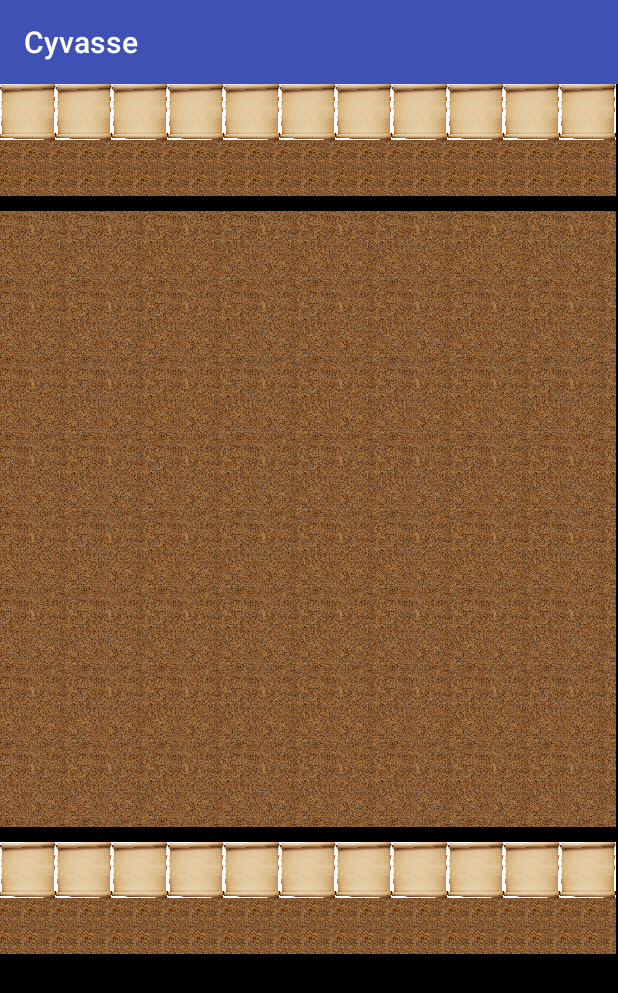
After one commit to chclause/Cyvasse, an Android app: the OfflineGameActivity screen opened directly, with no data from a screen before it, on a phone screen of 412 x 824 dp. The commit adds this screen. Shown: the top 993 px of the screen. Run offline under Robolectric (Android 15) with nearby library versions, the phone set to English and light mode, and no system bars.

Commit message:
Added game activity, currently reusing adapters for the the tiles which will need to be reworked

```diff
--- a/app/src/main/AndroidManifest.xml
+++ b/app/src/main/AndroidManifest.xml
@@ -19,7 +19,8 @@
         <activity
             android:name=".NewGameActivity"
             android:label="@string/title_activity_new_game"
-            android:theme="@style/AppTheme.NoActionBar"></activity>
+            android:theme="@style/AppTheme.NoActionBar" />
+        <activity android:name=".OfflineGameActivity"></activity>
     </application>
 
 </manifest>
--- a/app/src/main/java/com/example/charlie/cyvasse/MainActivity.kt
+++ b/app/src/main/java/com/example/charlie/cyvasse/MainActivity.kt
@@ -12,7 +12,7 @@ class MainActivity : AppCompatActivity() {
         setContentView(R.layout.activity_main)
 
         newGameButton.setOnClickListener {
-            val intent = Intent(applicationContext, NewGameActivity::class.java)
+            val intent = Intent(applicationContext, OfflineGameActivity::class.java)
             startActivity(intent)
         }
     }
--- /dev/null
+++ b/app/src/main/java/com/example/charlie/cyvasse/OfflineGameActivity.kt
@@ -0,0 +1,23 @@
+package com.example.charlie.cyvasse
+
+import android.support.v7.app.AppCompatActivity
+import android.os.Bundle
+import android.widget.GridView
+
+class OfflineGameActivity : AppCompatActivity() {
+
+    override fun onCreate(savedInstanceState: Bundle?) {
+        super.onCreate(savedInstanceState)
+        setContentView(R.layout.activity_offline_game)
+
+        // Set up adapters
+        // TODO: Make a new adapter or make a parameter
+        val player1GraveTiles: GridView = this.findViewById(R.id.player1Tiles)
+        player1GraveTiles.adapter = SetTileAdapter(this)
+        val player2GraveTiles: GridView = this.findViewById(R.id.player2Tiles)
+        player2GraveTiles.adapter = SetTileAdapter(this)
+
+        val gameBoard: GridView = this.findViewById(R.id.gameBoard)
+        gameBoard.adapter = GameBoardAdapter(this)
+    }
+}
--- /dev/null
+++ b/app/src/main/res/layout/activity_offline_game.xml
@@ -0,0 +1,45 @@
+<?xml version="1.0" encoding="utf-8"?>
+<LinearLayout xmlns:android="http://schemas.android.com/apk/res/android"
+    xmlns:app="http://schemas.android.com/apk/res-auto"
+    xmlns:tools="http://schemas.android.com/tools"
+    android:layout_width="match_parent"
+    android:layout_height="match_parent"
+    android:orientation="vertical"
+    android:background="#000000"
+    app:layout_behavior="@string/appbar_scrolling_view_behavior"
+    tools:context="com.example.charlie.cyvasse.NewGameActivity"
+    tools:showIn="@layout/activity_new_game">
+
+    <GridView
+        android:layout_width="wrap_content"
+        android:layout_height="wrap_content"
+        android:id="@+id/player2Tiles"
+        android:numColumns="11">
+    </GridView>
+
+    <Space
+        android:layout_width="match_parent"
+        android:layout_height="10dp" />
+
+    <GridView
+        android:layout_width="wrap_content"
+        android:layout_height="wrap_content"
+        android:id="@+id/gameBoard"
+        android:numColumns="8"
+        >
+    </GridView>
+
+    <Space
+        android:layout_width="match_parent"
+        android:layout_height="10dp" />
+
+
+    <GridView
+        android:id="@+id/player1Tiles"
+        android:layout_width="wrap_content"
+        android:layout_height="wrap_content"
+        android:numColumns="11">
+    </GridView>
+
+
+</LinearLayout>
```
